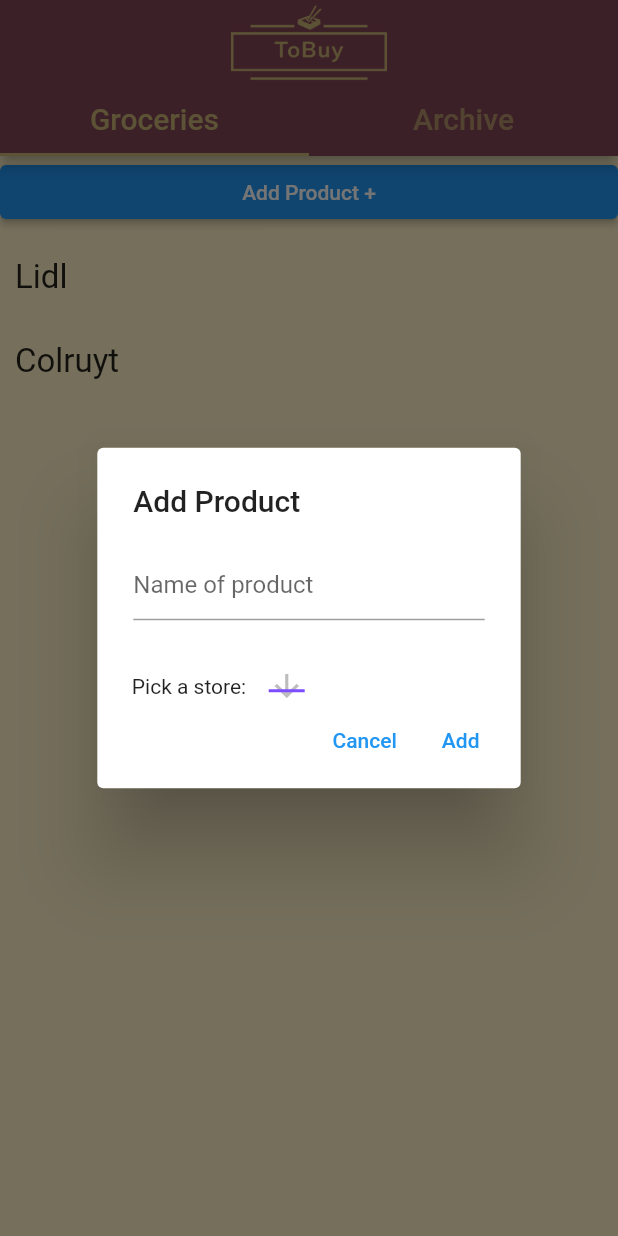
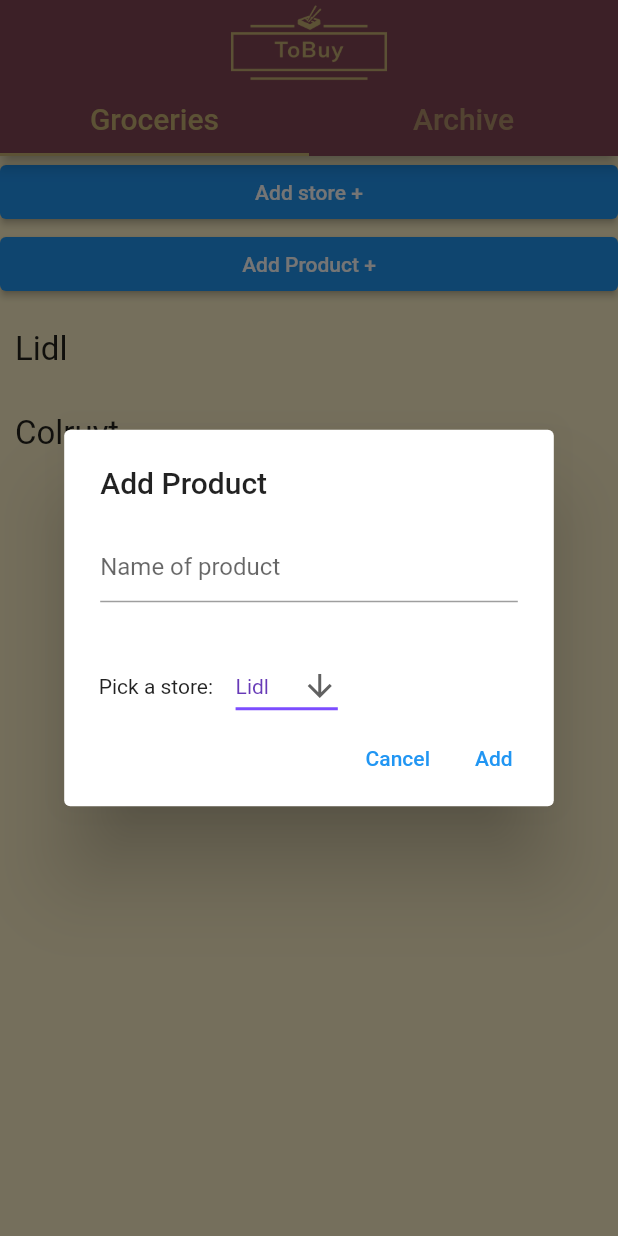
Before and after one commit to emre-yunus/ToBuy, a Flutter app: the screen it shows after launch, after a tap on "Add Product +", on a phone screen of 412 x 824 dp. Run offline on Flutter 3.47's test engine with Material 2 defaults, Android fonts, the phone set to English and light mode, and no system bars.

Commit message:
Added button for adding new stores.

```diff
--- a/lib/button_add_product.dart
+++ b/lib/button_add_product.dart
@@ -6,12 +6,14 @@ class AddProductButton extends StatefulWidget {
   final List storesAndItems;
   final Function addProduct;
   final Function getFirstStore;
+  final Function getListOfStores;
 
   const AddProductButton(
       {required this.title,
       required this.storesAndItems,
       required this.addProduct,
-      required this.getFirstStore});
+      required this.getFirstStore,
+      required this.getListOfStores});
 
   @override
   State<AddProductButton> createState() => _AddProductButtonState();
@@ -30,7 +32,6 @@ class _AddProductButtonState extends State<AddProductButton> {
     setState(() {
       chosenStore = newStore;
     });
-    print(chosenStore);
   }
 
   @override
@@ -60,7 +61,8 @@ class _AddProductButtonState extends State<AddProductButton> {
                     chosenStore: chosenStore,
                     changeChosenStore: changeChosenStore,
                     storesAndItems: widget.storesAndItems,
-                    getFirstStore: widget.getFirstStore),
+                    getFirstStore: widget.getFirstStore,
+                    getListOfStores: widget.getListOfStores,),
               ],
             ),
             Row(
--- /dev/null
+++ b/lib/button_add_store.dart
@@ -0,0 +1,57 @@
+import 'package:flutter/material.dart';
+import 'dropdownmenu_stores.dart';
+
+class AddStoreButton extends StatefulWidget {
+  final Function addStore;
+
+  const AddStoreButton({required this.addStore});
+
+  @override
+  State<AddStoreButton> createState() => _AddStoreButtonState();
+}
+
+class _AddStoreButtonState extends State<AddStoreButton> {
+  String _valueText = "";
+
+  @override
+  Widget build(BuildContext context) {
+    return ElevatedButton(
+      onPressed: () => showDialog<String>(
+        context: context,
+        builder: (BuildContext context) => AlertDialog(
+          title: const Text('Add Store'),
+          content: TextField(
+            onChanged: (value) {
+              setState(() {
+                _valueText = value;
+              });
+            },
+            //controller: _textFieldController,
+            decoration: InputDecoration(hintText: "Name of store"),
+          ),
+          actions: <Widget>[
+            Row(
+              mainAxisAlignment: MainAxisAlignment.end,
+              children: [
+                TextButton(
+                  onPressed: () => Navigator.pop(context, 'Cancel'),
+                  child: const Text('Cancel'),
+                ),
+                TextButton(
+                  onPressed: () {
+                    if (_valueText != "") {
+                      widget.addStore(_valueText);
+                    }
+                    Navigator.pop(context, 'Add');
+                  },
+                  child: const Text('Add'),
+                ),
+              ],
+            ),
+          ],
+        ),
+      ),
+      child: const Text('Add store +'),
+    );
+  }
+}
--- a/lib/dropdownmenu_stores.dart
+++ b/lib/dropdownmenu_stores.dart
@@ -1,17 +1,18 @@
 import 'package:flutter/material.dart';
-import 'store_and_products.dart';
 
 class DropDownMenuStores extends StatefulWidget {
   final String chosenStore;
   final Function changeChosenStore;
   final List storesAndItems;
   final Function getFirstStore;
+  final Function getListOfStores;
 
   const DropDownMenuStores(
       {required this.chosenStore,
       required this.changeChosenStore,
       required this.storesAndItems,
-      required this.getFirstStore});
+      required this.getFirstStore,
+      required this.getListOfStores});
 
   @override
   State<DropDownMenuStores> createState() => _DropDownMenuStoresState();
@@ -43,7 +44,7 @@ class _DropDownMenuStoresState extends State<DropDownMenuStores> {
           currentValue = value!; //without this the dropdown does not show the current choice of store
         });
       },
-      items: getStoresList().map<DropdownMenuItem<String>>((String value) {
+      items: widget.getListOfStores().map<DropdownMenuItem<String>>((String value) {
         return DropdownMenuItem<String>(
           value: value,
           child: Text(value),
--- a/lib/groceries_list.dart
+++ b/lib/groceries_list.dart
@@ -1,4 +1,5 @@
 import 'package:flutter/material.dart';
+import 'button_add_store.dart';
 import 'stores_list/groceries_list_store.dart';
 import 'button_add_product.dart';
 
@@ -29,8 +30,24 @@ class _GroceriesListState extends State<GroceriesList> {
     });
   }
 
+  void addStore(String storeName) {
+    setState(() {
+      storesAndItems.add({"storeName": storeName, "storeProducts": <String>[]});
+    });
+  }
+
   String getFirstStore() {
     return storesAndItems[0]["storeName"];
+  }
+
+  List<String> getListOfStores() {
+    List<String> storeList = [];
+
+    for (var i in storesAndItems) {
+      storeList.add(i["storeName"]);
+    }
+
+    return storeList;
   }
 
   @override
@@ -39,11 +56,13 @@ class _GroceriesListState extends State<GroceriesList> {
       color: const Color(0xFCFFF3C8),
       child: ListView(
         children: <Widget>[
+          AddStoreButton(addStore: addStore),
           AddProductButton(
             title: "title of button",
             addProduct: addProduct,
             storesAndItems: storesAndItems,
             getFirstStore: getFirstStore,
+            getListOfStores: getListOfStores,
           ),
           for (var i in storesAndItems)
             GroceriesListStore(
```
